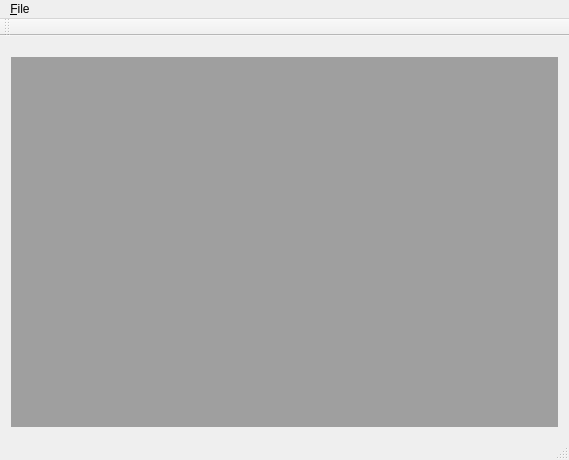
birkeh/qtStoryWriter, file cmainwindow.ui: the form before one commit.
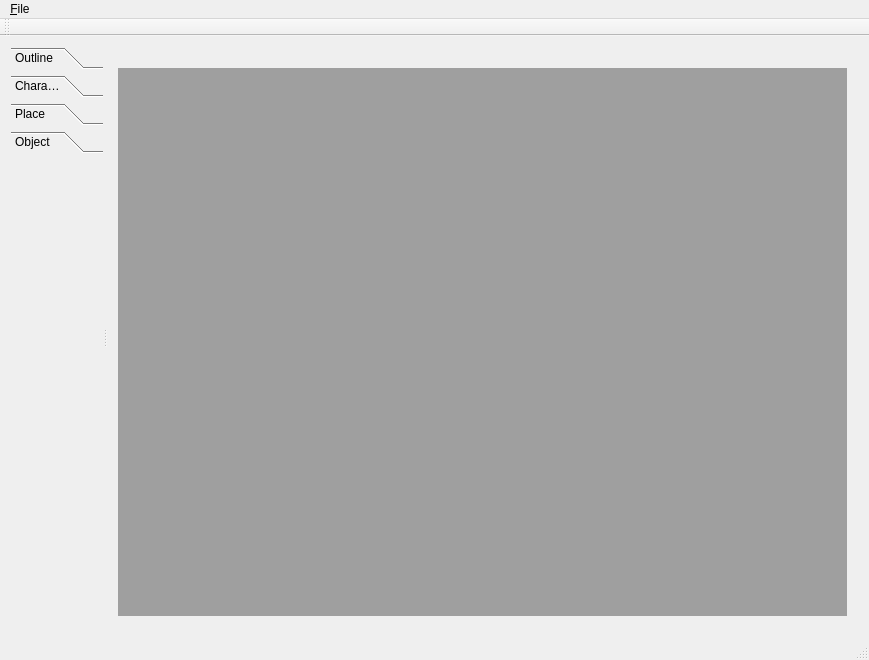
The form after the commit.

What changed in the file:
```diff
--- a/cmainwindow.ui
+++ b/cmainwindow.ui
@@ -6,8 +6,8 @@
    <rect>
     <x>0</x>
     <y>0</y>
-    <width>569</width>
-    <height>460</height>
+    <width>869</width>
+    <height>660</height>
    </rect>
   </property>
   <property name="windowTitle">
@@ -15,7 +15,70 @@
   </property>
   <widget class="QWidget" name="centralWidget">
    <layout class="QGridLayout" name="gridLayout">
-    <item row="1" column="0">
+    <item row="0" column="0">
+     <widget class="QSplitter" name="splitter">
+      <property name="orientation">
+       <enum>Qt::Horizontal</enum>
+      </property>
+      <widget class="QToolBox" name="m_lpMainToolBox">
+       <property name="currentIndex">
+        <number>3</number>
+       </property>
+       <widget class="QWidget" name="m_lpMainToolBoxOutline">
+        <property name="geometry">
+         <rect>
+          <x>0</x>
+          <y>0</y>
+          <width>69</width>
+          <height>481</height>
+         </rect>
+        </property>
+        <attribute name="label">
+         <string>Outline</string>
+        </attribute>
+       </widget>
+       <widget class="QWidget" name="m_lpMainToolBoxCharacter">
+        <property name="geometry">
+         <rect>
+          <x>0</x>
+          <y>0</y>
+          <width>69</width>
+          <height>481</height>
+         </rect>
+        </property>
+        <attribute name="label">
+         <string>Character</string>
+        </attribute>
+       </widget>
+       <widget class="QWidget" name="m_lpMainToolBoxPlace">
+        <property name="geometry">
+         <rect>
+          <x>0</x>
+          <y>0</y>
+          <width>69</width>
+          <height>481</height>
+         </rect>
+        </property>
+        <attribute name="label">
+         <string>Place</string>
+        </attribute>
+       </widget>
+       <widget class="QWidget" name="m_lpMainToolBoxObject">
+        <property name="geometry">
+         <rect>
+          <x>0</x>
+          <y>0</y>
+          <width>69</width>
+          <height>481</height>
+         </rect>
+        </property>
+        <attribute name="label">
+         <string>Object</string>
+        </attribute>
+        <layout class="QGridLayout" name="gridLayout_2"/>
+       </widget>
+      </widget>
+      <widget class="QWidget" name="layoutWidget">
      <layout class="QVBoxLayout" name="verticalLayout" stretch="0,99999">
       <item>
        <widget class="QTabWidget" name="m_lpMainTab">
@@ -59,6 +122,8 @@
        </widget>
       </item>
      </layout>
+      </widget>
+     </widget>
     </item>
    </layout>
   </widget>
@@ -67,7 +132,7 @@
     <rect>
      <x>0</x>
      <y>0</y>
-     <width>569</width>
+     <width>869</width>
      <height>21</height>
     </rect>
    </property>
```
Lines whose indentation alone changed are shown as unchanged.
